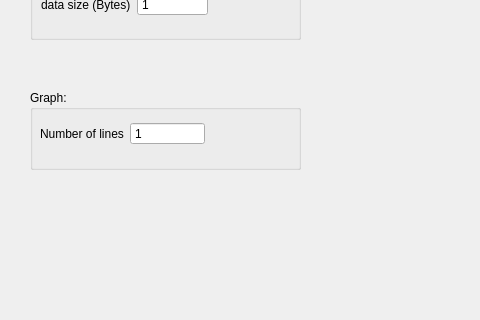
Qt form oscilloscope_gui.ui (Guillaume-Duc-95/Oscilloscope) before a commit; both pictures show x 0 to 480 and y 250 to 570 of the 1161 by 970 pixel window.
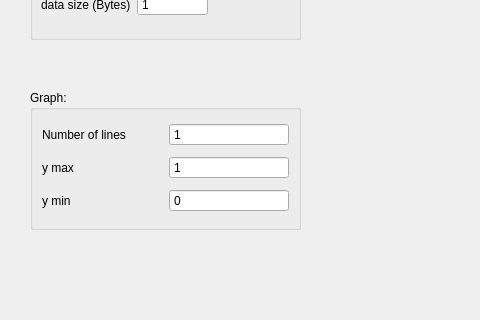
The same form after that commit.

Commit message: Add option to set the limit of the y-axis on the plot

Diff of the .ui file:
```diff
--- a/oscilloscope_gui.ui
+++ b/oscilloscope_gui.ui
@@ -154,21 +154,14 @@
       <x>30</x>
       <y>340</y>
       <width>271</width>
-      <height>80</height>
+      <height>140</height>
      </rect>
     </property>
     <property name="title">
      <string>Graph:</string>
     </property>
-    <widget class="QWidget" name="layoutWidget">
-     <property name="geometry">
-      <rect>
-       <x>10</x>
-       <y>30</y>
-       <width>165</width>
-       <height>28</height>
-      </rect>
-     </property>
+    <layout class="QVBoxLayout" name="verticalLayout">
+     <item>
      <layout class="QHBoxLayout" name="horizontalLayout_4">
       <item>
        <widget class="QLabel" name="label_4">
@@ -191,7 +184,62 @@
        </widget>
       </item>
      </layout>
-    </widget>
+     </item>
+     <item>
+      <layout class="QHBoxLayout" name="horizontalLayout_5">
+       <item>
+        <widget class="QLabel" name="label_5">
+         <property name="text">
+          <string>y max</string>
+         </property>
+        </widget>
+       </item>
+       <item>
+        <widget class="QSpinBox" name="spinBoxYMax">
+         <property name="buttonSymbols">
+          <enum>QAbstractSpinBox::NoButtons</enum>
+         </property>
+         <property name="minimum">
+          <number>-10000</number>
+         </property>
+         <property name="maximum">
+          <number>10000</number>
+         </property>
+         <property name="value">
+          <number>1</number>
+         </property>
+        </widget>
+       </item>
+      </layout>
+     </item>
+     <item>
+      <layout class="QHBoxLayout" name="horizontalLayout_6">
+       <item>
+        <widget class="QLabel" name="label_6">
+         <property name="text">
+          <string>y min</string>
+         </property>
+        </widget>
+       </item>
+       <item>
+        <widget class="QSpinBox" name="spinBoxYMin">
+         <property name="buttonSymbols">
+          <enum>QAbstractSpinBox::NoButtons</enum>
+         </property>
+         <property name="minimum">
+          <number>-10000</number>
+         </property>
+         <property name="maximum">
+          <number>10000</number>
+         </property>
+         <property name="value">
+          <number>0</number>
+         </property>
+        </widget>
+       </item>
+      </layout>
+     </item>
+    </layout>
    </widget>
    <widget class="QPushButton" name="pushButtonStart">
     <property name="geometry">
```
Lines whose indentation alone changed are shown as unchanged. The commit also changes 2 other files.
